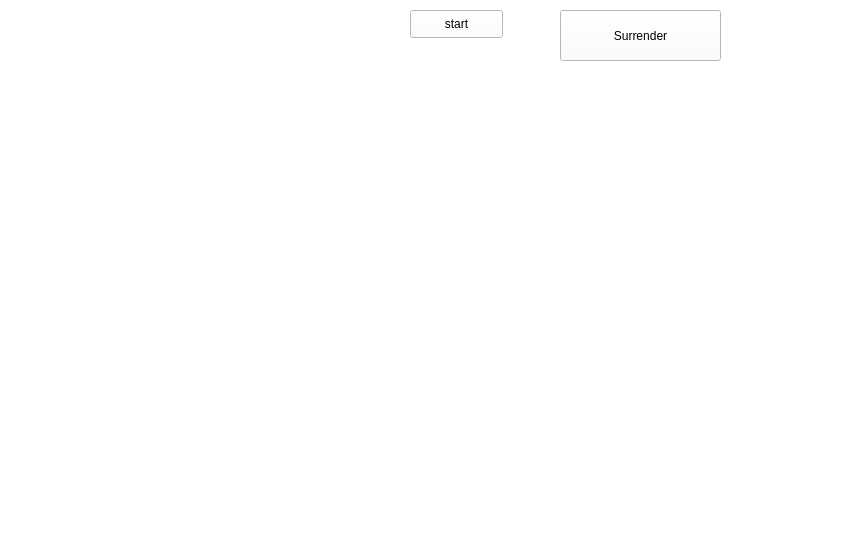
Above: HiddenChess/GameWidget.ui from Nekttuman/HiddenChess before the change. Below: the same form after it.
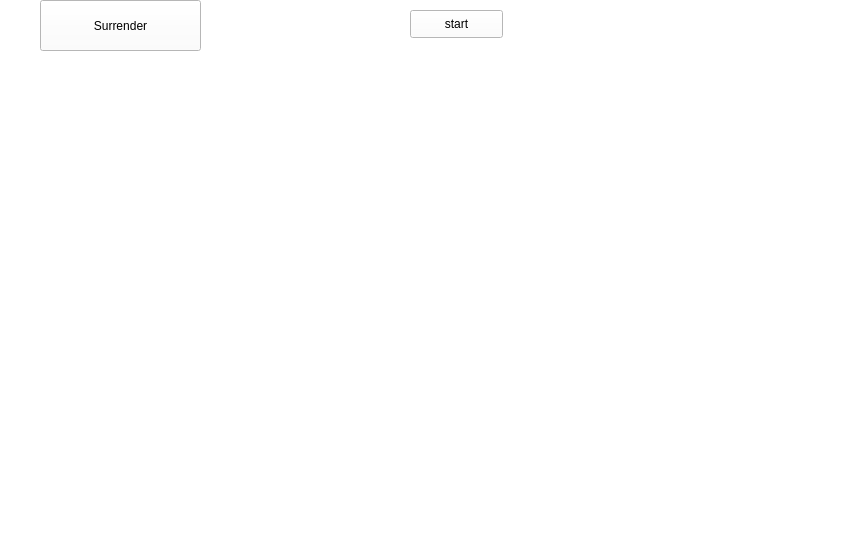
That is the form after the change. Custom widgets are drawn as their Qt base class.

What changed in the file:
```diff
--- a/HiddenChess/GameWidget.ui
+++ b/HiddenChess/GameWidget.ui
@@ -29,8 +29,8 @@
   <widget class="QPushButton" name="surrenderButton">
    <property name="geometry">
     <rect>
-     <x>560</x>
-     <y>10</y>
+     <x>40</x>
+     <y>0</y>
      <width>161</width>
      <height>51</height>
     </rect>
```
